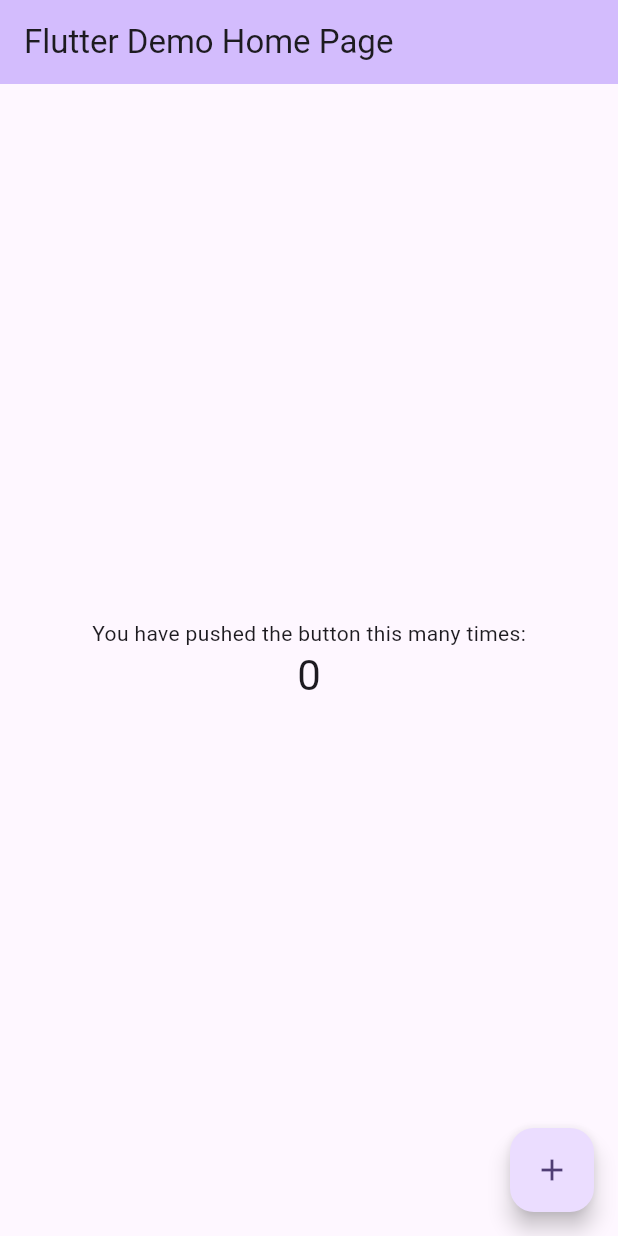
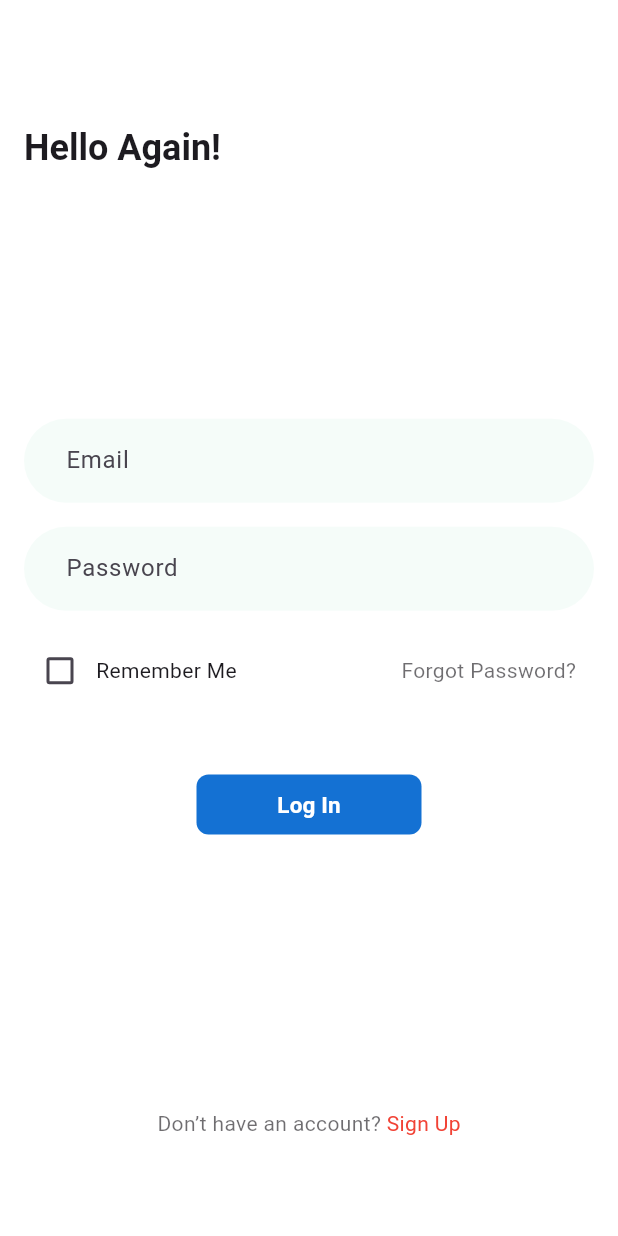
Before and after one commit to Harindu-Karunathilake/Easy-Idama, a Flutter app: the screen it shows after launch, on a phone screen of 412 x 824 dp. Run offline on Flutter 3.47's test engine with Material 3 defaults, Android fonts, the phone set to English and light mode, and no system bars; Roboto replaces fonts that are missing (Poppins).

Commit message:
signin page frontend

```diff
--- a/lib/main.dart
+++ b/lib/main.dart
@@ -1,4 +1,5 @@
 import 'package:flutter/material.dart';
+import 'pages/signin.dart'; // Ensure this file is correctly located in the 'pages' folder
 
 void main() {
   runApp(const MyApp());
@@ -7,119 +8,12 @@ void main() {
 class MyApp extends StatelessWidget {
   const MyApp({super.key});
 
-  // This widget is the root of your application.
   @override
   Widget build(BuildContext context) {
     return MaterialApp(
-      title: 'Flutter Demo',
-      theme: ThemeData(
-        // This is the theme of your application.
-        //
-        // TRY THIS: Try running your application with "flutter run". You'll see
-        // the application has a purple toolbar. Then, without quitting the app,
-        // try changing the seedColor in the colorScheme below to Colors.green
-        // and then invoke "hot reload" (save your changes or press the "hot
-        // reload" button in a Flutter-supported IDE, or press "r" if you used
-        // the command line to start the app).
-        //
-        // Notice that the counter didn't reset back to zero; the application
-        // state is not lost during the reload. To reset the state, use hot
-        // restart instead.
-        //
-        // This works for code too, not just values: Most code changes can be
-        // tested with just a hot reload.
-        colorScheme: ColorScheme.fromSeed(seedColor: Colors.deepPurple),
-        useMaterial3: true,
-      ),
-      home: const MyHomePage(title: 'Flutter Demo Home Page'),
+      debugShowCheckedModeBanner: false,
+      theme: ThemeData(fontFamily: 'Poppins'),
+      home: SignInScreen(), // Set SignInScreen as the home screen
     );
   }
 }
-
-class MyHomePage extends StatefulWidget {
-  const MyHomePage({super.key, required this.title});
-
-  // This widget is the home page of your application. It is stateful, meaning
-  // that it has a State object (defined below) that contains fields that affect
-  // how it looks.
-
-  // This class is the configuration for the state. It holds the values (in this
-  // case the title) provided by the parent (in this case the App widget) and
-  // used by the build method of the State. Fields in a Widget subclass are
-  // always marked "final".
-
-  final String title;
-
-  @override
-  State<MyHomePage> createState() => _MyHomePageState();
-}
-
-class _MyHomePageState extends State<MyHomePage> {
-  int _counter = 0;
-
-  void _incrementCounter() {
-    setState(() {
-      // This call to setState tells the Flutter framework that something has
-      // changed in this State, which causes it to rerun the build method below
-      // so that the display can reflect the updated values. If we changed
-      // _counter without calling setState(), then the build method would not be
-      // called again, and so nothing would appear to happen.
-      _counter++;
-    });
-  }
-
-  @override
-  Widget build(BuildContext context) {
-    // This method is rerun every time setState is called, for instance as done
-    // by the _incrementCounter method above.
-    //
-    // The Flutter framework has been optimized to make rerunning build methods
-    // fast, so that you can just rebuild anything that needs updating rather
-    // than having to individually change instances of widgets.
-    return Scaffold(
-      appBar: AppBar(
-        // TRY THIS: Try changing the color here to a specific color (to
-        // Colors.amber, perhaps?) and trigger a hot reload to see the AppBar
-        // change color while the other colors stay the same.
-        backgroundColor: Theme.of(context).colorScheme.inversePrimary,
-        // Here we take the value from the MyHomePage object that was created by
-        // the App.build method, and use it to set our appbar title.
-        title: Text(widget.title),
-      ),
-      body: Center(
-        // Center is a layout widget. It takes a single child and positions it
-        // in the middle of the parent.
-        child: Column(
-          // Column is also a layout widget. It takes a list of children and
-          // arranges them vertically. By default, it sizes itself to fit its
-          // children horizontally, and tries to be as tall as its parent.
-          //
-          // Column has various properties to control how it sizes itself and
-          // how it positions its children. Here we use mainAxisAlignment to
-          // center the children vertically; the main axis here is the vertical
-          // axis because Columns are vertical (the cross axis would be
-          // horizontal).
-          //
-          // TRY THIS: Invoke "debug painting" (choose the "Toggle Debug Paint"
-          // action in the IDE, or press "p" in the console), to see the
-          // wireframe for each widget.
-          mainAxisAlignment: MainAxisAlignment.center,
-          children: <Widget>[
-            const Text(
-              'You have pushed the button this many times:',
-            ),
-            Text(
-              '$_counter',
-              style: Theme.of(context).textTheme.headlineMedium,
-            ),
-          ],
-        ),
-      ),
-      floatingActionButton: FloatingActionButton(
-        onPressed: _incrementCounter,
-        tooltip: 'Increment',
-        child: const Icon(Icons.add),
-      ), // This trailing comma makes auto-formatting nicer for build methods.
-    );
-  }
-}
--- /dev/null
+++ b/lib/pages/signin.dart
@@ -0,0 +1,187 @@
+import 'package:flutter/material.dart';
+
+class SignInScreen extends StatefulWidget {
+  const SignInScreen({super.key});
+
+  @override
+  _SignInScreenState createState() => _SignInScreenState();
+}
+
+class _SignInScreenState extends State<SignInScreen> {
+  final _formKey = GlobalKey<FormState>();
+  bool _rememberMe = false; // State for "Remember Me" checkbox
+
+  @override
+  Widget build(BuildContext context) {
+    return Scaffold(
+      backgroundColor: Colors.white,
+      body: SafeArea(
+        child: LayoutBuilder(
+          builder: (context, constraints) {
+            return SingleChildScrollView(
+              padding: const EdgeInsets.symmetric(horizontal: 16.0),
+              child: Column(
+                children: [
+                  SizedBox(height: constraints.maxHeight * 0.1),
+
+                  Align(
+                    alignment: Alignment.centerLeft,
+                    child: Text(
+                      "Hello Again!",
+                      style: Theme.of(context).textTheme.headlineSmall!.copyWith(
+                            fontWeight: FontWeight.bold,
+                          ),
+                      textAlign: TextAlign.left,
+                    ),
+                  ),
+
+                  SizedBox(height: constraints.maxHeight * 0.2),
+                  Form(
+                    key: _formKey,
+                    child: Column(
+                      children: [
+                        TextFormField(
+                          decoration: const InputDecoration(
+                            hintText: 'Email',
+                            filled: true,
+                            fillColor: Color(0xFFF5FCF9),
+                            contentPadding: EdgeInsets.symmetric(
+                                horizontal: 16.0 * 1.5, vertical: 16.0),
+                            border: OutlineInputBorder(
+                              borderSide: BorderSide.none,
+                              borderRadius:
+                                  BorderRadius.all(Radius.circular(50)),
+                            ),
+                          ),
+                          keyboardType: TextInputType.emailAddress,
+                          onSaved: (email) {
+                            // Save it
+                          },
+                        ),
+                        Padding(
+                          padding: const EdgeInsets.symmetric(vertical: 16.0),
+                          child: TextFormField(
+                            obscureText: true,
+                            decoration: const InputDecoration(
+                              hintText: 'Password',
+                              filled: true,
+                              fillColor: Color(0xFFF5FCF9),
+                              contentPadding: EdgeInsets.symmetric(
+                                  horizontal: 16.0 * 1.5, vertical: 16.0),
+                              border: OutlineInputBorder(
+                                borderSide: BorderSide.none,
+                                borderRadius:
+                                    BorderRadius.all(Radius.circular(50)),
+                              ),
+                            ),
+                            onSaved: (password) {
+                              // Save it
+                            },
+                          ),
+                        ),
+
+                        // Remember Me and Forgot Password Row
+                        Row(
+                          mainAxisAlignment: MainAxisAlignment.spaceBetween,
+                          children: [
+                            Row(
+                              children: [
+                                Checkbox(
+                                  value: _rememberMe,
+                                  onChanged: (value) {
+                                    setState(() {
+                                      _rememberMe = value!;
+                                    });
+                                  },
+                                  activeColor: const Color(0xFF1471D3),
+                                ),
+                                const Text("Remember Me"),
+                              ],
+                            ),
+                            TextButton(
+                              onPressed: () {
+                                // Forgot Password action
+                              },
+                              child: Text(
+                                'Forgot Password?',
+                                style: Theme.of(context)
+                                    .textTheme
+                                    .bodyMedium!
+                                    .copyWith(
+                                      color: Theme.of(context)
+                                          .textTheme
+                                          .bodyLarge!
+                                          .color!
+                                          .withOpacity(0.64),
+                                    ),
+                              ),
+                            ),
+                          ],
+                        ),
+                        SizedBox(height: constraints.maxHeight * 0.05),
+                        Center(
+                          child: ElevatedButton(
+                          onPressed: () {
+                            if (_formKey.currentState!.validate()) {
+                            _formKey.currentState!.save();
+                            // Navigate to the main screen
+                            }
+                          },
+                          style: ElevatedButton.styleFrom(
+                            elevation: 0,
+                            backgroundColor: const Color(0xFF1471D3),
+                            foregroundColor: Colors.white,
+                            minimumSize: const Size(150, 40), // Adjust the width here
+                            shape: RoundedRectangleBorder(
+                            borderRadius: BorderRadius.circular(8),
+                            ),
+                          ),
+                          child: const Text(
+                            "Log In",
+                            style: TextStyle(
+                            color: Colors.white,
+                            fontSize: 15,
+                            fontWeight: FontWeight.w600,
+                            ),
+                          ),
+                          ),
+                        ),
+
+                        SizedBox(height: constraints.maxHeight * 0.2),
+
+                        TextButton(
+                          onPressed: () {},
+                          child: Text.rich(
+                            const TextSpan(
+                              text: "Don’t have an account? ",
+                              children: [
+                                TextSpan(
+                                  text: "Sign Up",
+                                  style: TextStyle(color: Color(0xFFF14336)),
+                                ),
+                              ],
+                            ),
+                            style: Theme.of(context)
+                                .textTheme
+                                .bodyMedium!
+                                .copyWith(
+                                  color: Theme.of(context)
+                                      .textTheme
+                                      .bodyLarge!
+                                      .color!
+                                      .withOpacity(0.64),
+                                ),
+                          ),
+                        ),
+                      ],
+                    ),
+                  ),
+                ],
+              ),
+            );
+          },
+        ),
+      ),
+    );
+  }
+}
```
